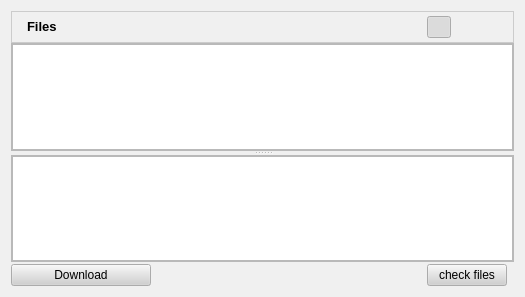
First picture: the form in retroshare-gui/src/gui/SharedFilesDialog.ui, repository RetroShare/RetroShare, before the edit.
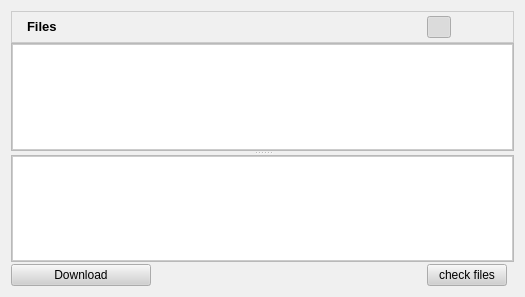
Second picture: the form after the edit. Icons and pictures are not drawn.

Commit message: fixed frame's layout's

The edit to the form file:
```diff
--- a/retroshare-gui/src/gui/SharedFilesDialog.ui
+++ b/retroshare-gui/src/gui/SharedFilesDialog.ui
@@ -530,8 +530,8 @@
        <widget class="QLabel" name="labelicon">
         <property name="maximumSize">
          <size>
-          <width>16</width>
-          <height>16</height>
+          <width>24</width>
+          <height>24</height>
          </size>
         </property>
         <property name="text">
@@ -667,6 +667,9 @@
    </item>
    <item row="1" column="0">
     <widget class="QSplitter" name="splitter">
+     <property name="styleSheet">
+      <string notr="true"/>
+     </property>
      <property name="orientation">
       <enum>Qt::Vertical</enum>
      </property>
@@ -692,6 +695,9 @@
          <property name="contextMenuPolicy">
           <enum>Qt::CustomContextMenu</enum>
          </property>
+         <property name="styleSheet">
+          <string notr="true">#remoteDirTreeView{border: 1px solid #CCCCCC;}</string>
+         </property>
          <property name="dragEnabled">
           <bool>true</bool>
          </property>
@@ -739,6 +745,9 @@
          <property name="acceptDrops">
           <bool>false</bool>
          </property>
+         <property name="styleSheet">
+          <string notr="true">#localDirTreeView{border: 1px solid #CCCCCC;}</string>
+         </property>
          <property name="dragEnabled">
           <bool>true</bool>
          </property>
```
Left out of the diff: 5 changed lines with no effect on the pictures. The commit also changes 1 other file.
